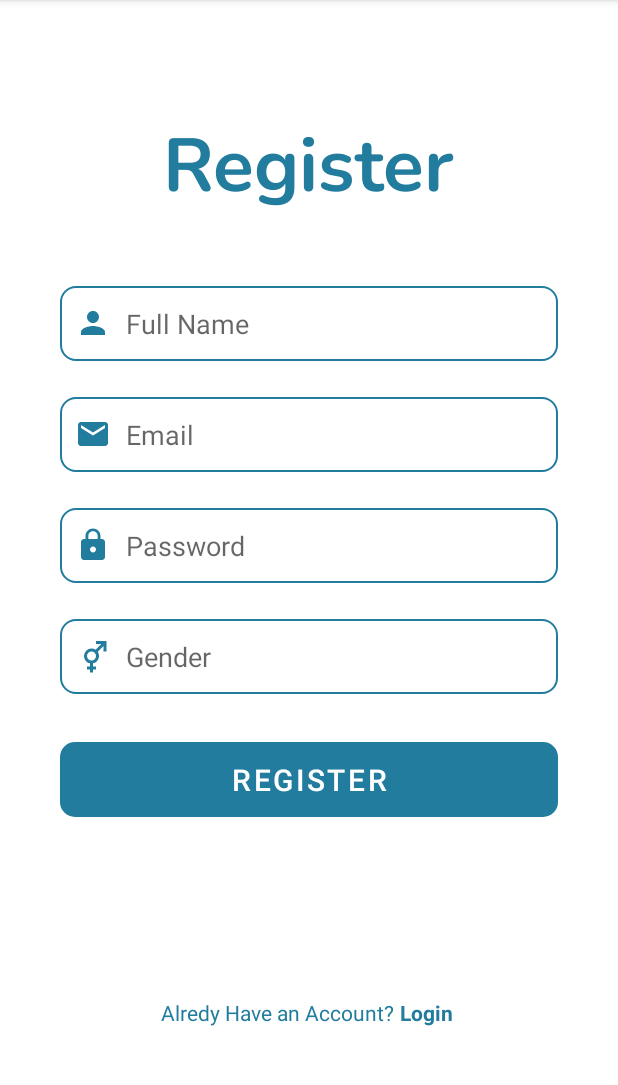
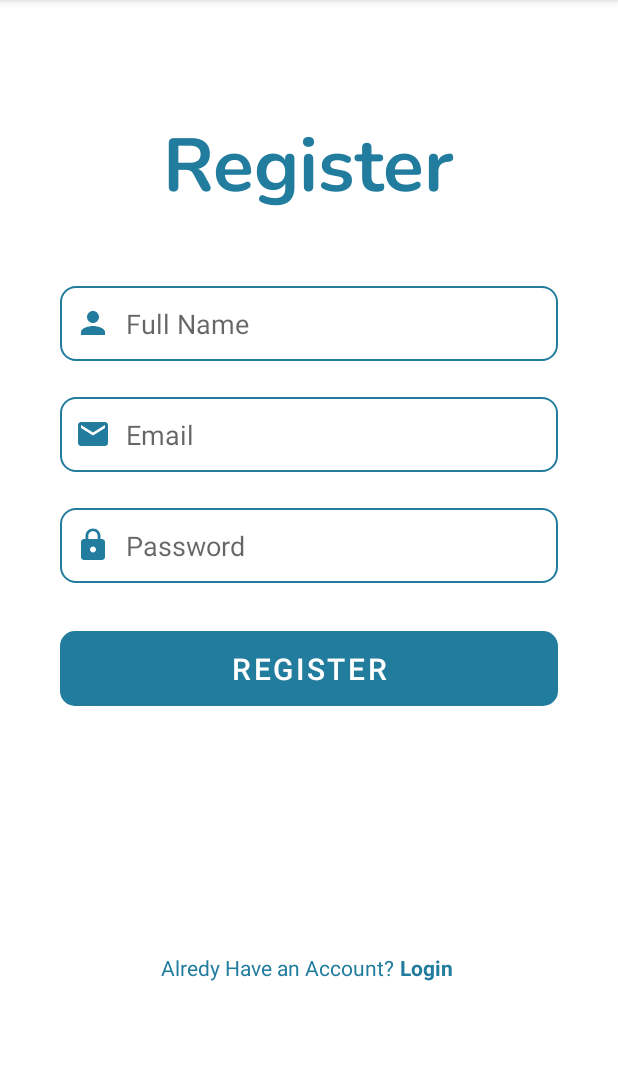
Before and after one commit to AjiSiwi/arunika-temuin, an Android app: the RegisterActivity screen opened directly, with no data from a screen before it, on a phone screen of 412 x 824 dp, the part 84-1169 px from its top. Run offline under Robolectric (Android 15) with nearby library versions, the phone set to English and light mode, and no system bars; our stand-ins replace Firebase (no records; nobody signed in at launch, a user with empty details on screens opened directly).

Commit message:
update palinag baru

```diff
--- a/app/src/main/java/com/example/temuin/data/UserEntity.kt
+++ b/app/src/main/java/com/example/temuin/data/UserEntity.kt
@@ -5,5 +5,5 @@ data class UserEntity(
     val fullName:String ="",
     val password:String = "",
     val email:String ="",
-    val gender:String =""
+
 )
--- a/app/src/main/res/layout/activity_register.xml
+++ b/app/src/main/res/layout/activity_register.xml
@@ -73,23 +73,6 @@
         app:layout_constraintTop_toBottomOf="@+id/etEmail"
         tools:ignore="Autofill,TextFields" />
 
-    <EditText
-        android:id="@+id/etGender"
-        android:layout_width="0dp"
-        android:layout_height="50dp"
-        android:layout_marginTop="24dp"
-        android:background="@drawable/bg_edit_text"
-        android:drawableStart="@drawable/gender_male_female"
-        android:drawablePadding="10dp"
-        android:hint="@string/gender"
-        android:inputType="text"
-        android:padding="10dp"
-        app:layout_constraintEnd_toEndOf="@+id/etPassword"
-        app:layout_constraintStart_toStartOf="@+id/etPassword"
-        app:layout_constraintTop_toBottomOf="@+id/etPassword"
-        tools:ignore="Autofill,TextFields" />
-
-
 
     <Button
         android:id="@+id/btn_register"
@@ -99,9 +82,10 @@
         android:background="@drawable/bg_btn"
         android:text="@string/register"
         android:textSize="20sp"
-        app:layout_constraintEnd_toEndOf="@+id/etGender"
-        app:layout_constraintStart_toStartOf="@+id/etGender"
-        app:layout_constraintTop_toBottomOf="@+id/etGender" />
+        app:layout_constraintEnd_toEndOf="@+id/etPassword"
+        app:layout_constraintStart_toStartOf="@+id/etPassword"
+        app:layout_constraintTop_toBottomOf="@+id/etPassword" />
+
 
     <TextView
         android:id="@+id/textView2"
```
Also changed, not shown: app/src/main/java/com/example/temuin/firestore/Firestore.kt (+20 -20 lines), app/src/main/java/com/example/temuin/ui/register/RegisterActivity.kt (+1 -7 lines).
